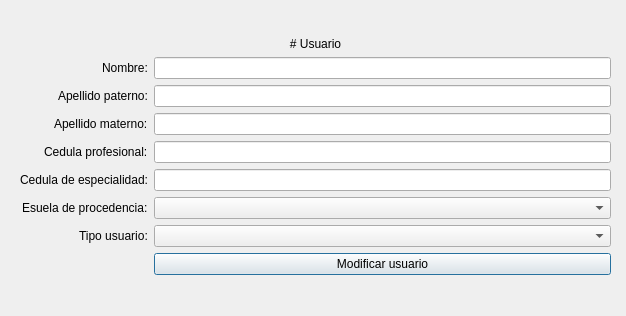
This is Documentacion/QtDesigner/usuario_modificar_dialog.ui in AsgardUtvt/ProyectoIntegrador1 as Qt 5 draws it before an edit. The edited form follows.
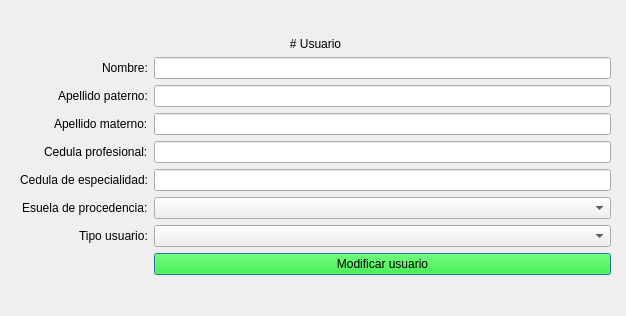
This is the edited form.

```diff
--- a/Documentacion/QtDesigner/usuario_modificar_dialog.ui
+++ b/Documentacion/QtDesigner/usuario_modificar_dialog.ui
@@ -108,6 +108,11 @@
     </item>
     <item row="8" column="1">
      <widget class="QPushButton" name="pb_crear_usuario">
+      <property name="styleSheet">
+       <string notr="true">QPushButton#pb_crear_usuario {
+background-color: rgb(0, 255, 0)
+}</string>
+      </property>
       <property name="text">
        <string>Modificar usuario</string>
       </property>
```
